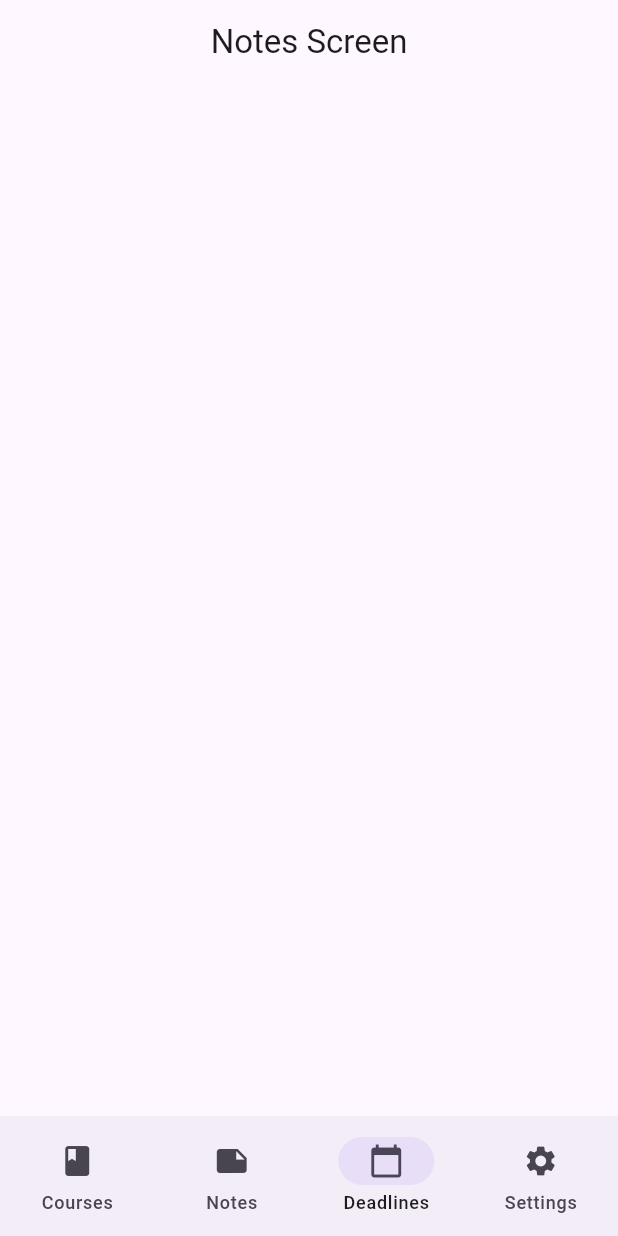
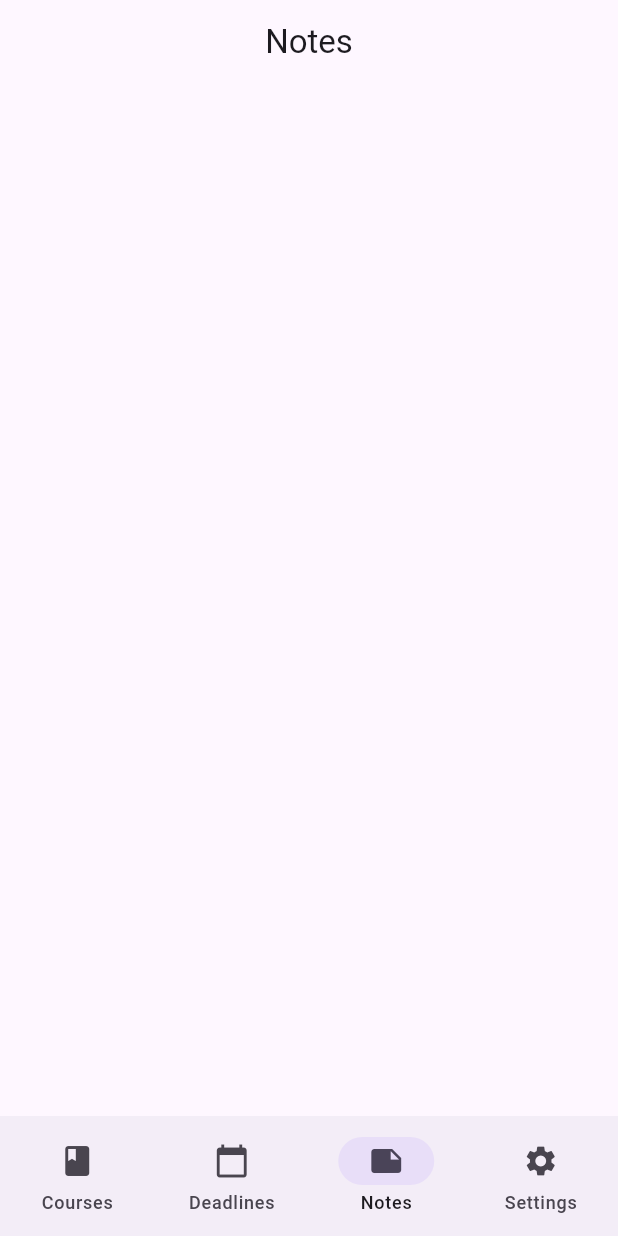
Before and after one commit to hscdexolusion/coursecompanion, a Flutter app: the screen it shows after launch, item 3 of the bottom bar chosen, on a phone screen of 412 x 824 dp. Run offline on Flutter 3.47's test engine with Material 3 defaults, Android fonts, the phone set to English and light mode, and no system bars.

Commit message:
made some changes with regards to the navigation bar

```diff
--- a/lib/views/pages/courses_screen.dart
+++ b/lib/views/pages/courses_screen.dart
@@ -9,6 +9,7 @@ class CoursesScreen extends StatelessWidget {
       appBar: AppBar(
         title: Text('Courses'),
         centerTitle: true,
+        backgroundColor: Colors.white24,
       ),
       body: Center(
         child: Text('You have not added any courses yet. Tap the + button to add your first course'),
--- a/lib/views/pages/notes_screen.dart
+++ b/lib/views/pages/notes_screen.dart
@@ -7,7 +7,7 @@ class NotesScreen extends StatelessWidget {
   Widget build(BuildContext context) {
     return Scaffold(
       appBar: AppBar(
-        title: Text('Notes Screen'),
+        title: Text('Notes'),
         centerTitle: true,),
 
     );
--- a/lib/views/widget_tree.dart
+++ b/lib/views/widget_tree.dart
@@ -25,19 +25,25 @@ class _WidgetTreeState extends State<WidgetTree> {
   Widget build(BuildContext context) {
     return Scaffold(
       body: pages[currentIndex],
-       bottomNavigationBar: NavigationBar(
+       bottomNavigationBar: NavigationBarTheme(
+        data: NavigationBarThemeData(
+          //   indicatorColor: Colors.blue,
+        ),
+         child: NavigationBar(
           onDestinationSelected: (value) {
             setState(() {
               currentIndex = value;
             });
           },
           selectedIndex: currentIndex,
+
           destinations: [
           NavigationDestination(icon: Icon(Icons.book), label: 'Courses'),
+          NavigationDestination(icon: Icon(Icons.calendar_today), label: 'Deadlines'),
           NavigationDestination(icon: Icon(Icons.note), label: 'Notes'),
-        NavigationDestination(icon: Icon(Icons.calendar_today), label: 'Deadlines'),
           NavigationDestination(icon: Icon(Icons.settings), label: 'Settings'),
                ]),
+       ),
     );
   }
 }
```
Lines whose indentation alone changed are shown as unchanged.
